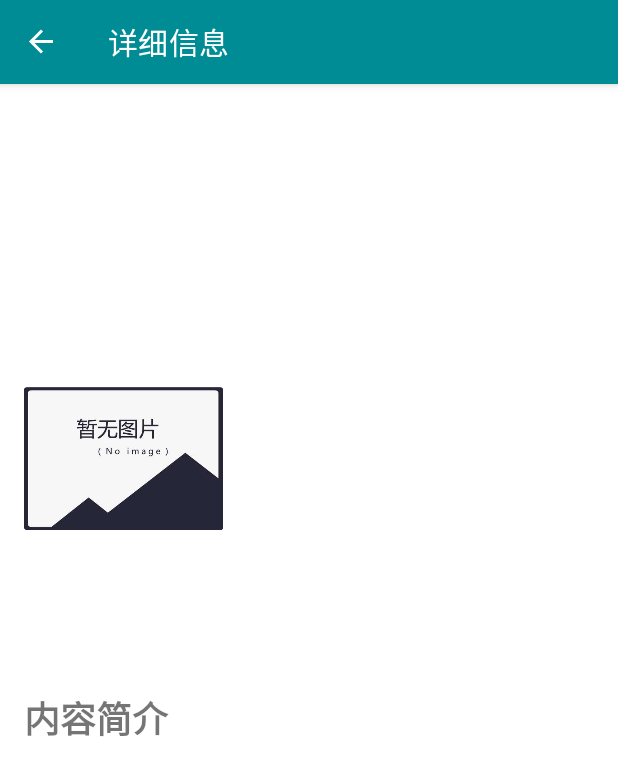
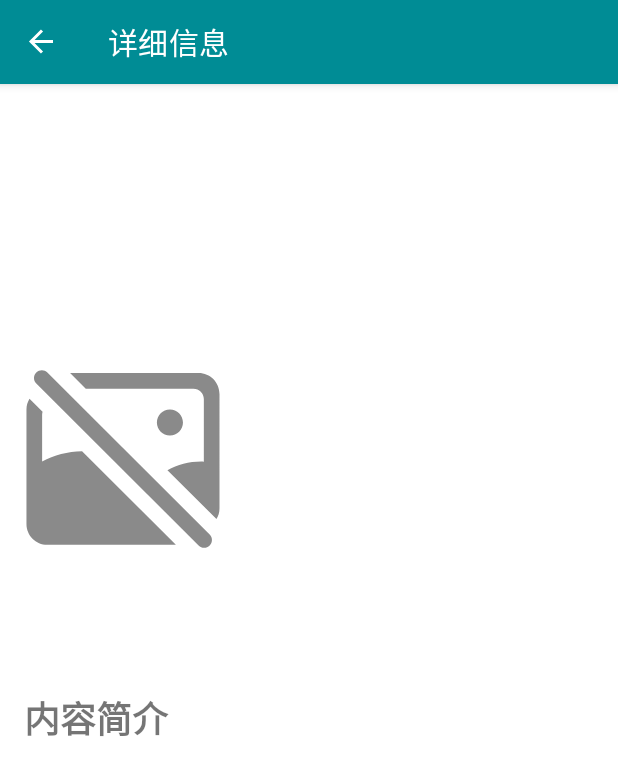
Before and after one commit to rianlu/BooksSearch, an Android app: the DetailFragment screen opened through its navigation route, on a phone screen of 412 x 824 dp. Shown: the top 775 px of the screen. Run offline under Robolectric (Android 15) with nearby library versions, the phone set to English and light mode, and no system bars; our stand-ins replace data binding, navigation-ui; pictures from the network do not load; 8 statements that could not run were skipped.

Commit message:
update default image

```diff
--- a/app/src/main/java/com/example/l/bookssearch/DetailFragment.java
+++ b/app/src/main/java/com/example/l/bookssearch/DetailFragment.java
@@ -60,7 +60,7 @@ public class DetailFragment extends Fragment {
         if (bundle != null) {
             Book book = bundle.getParcelable("currentBook");
             if (book != null) {
-                detailBook.setNum(book.getNum());
+                 detailBook.setNum(book.getNum());
             }
         }
         binding.tvNum.setText(detailBook.getNum());
--- /dev/null
+++ b/app/src/main/res/drawable/ic_no_image.xml
@@ -0,0 +1,9 @@
+<vector xmlns:android="http://schemas.android.com/apk/res/android"
+    android:width="32dp"
+    android:height="32dp"
+    android:viewportWidth="1024"
+    android:viewportHeight="1024">
+  <path
+      android:pathData="M990.31,823.65L738.08,572c51.62,-28.25 110.87,-44.32 173.92,-44.32 4.54,0 8.94,0.59 13.42,0.78L925.43,206.3c0,-29.57 -24.05,-53.53 -53.69,-53.53L317.82,152.76l-80.56,-80.37L898.56,72.4c59.3,0 107.38,47.97 107.38,107.14L1005.94,768.67c0,20.22 -5.8,38.94 -15.63,54.98v0zM750.91,259.86c37.07,0 67.11,29.97 67.11,66.98 0,36.96 -30.04,66.95 -67.11,66.95 -37.07,0 -67.11,-29.99 -67.11,-66.95 0,-37.01 30.04,-66.98 67.11,-66.98zM955.42,959.24c-15.73,15.7 -41.23,15.7 -56.96,0L63.28,126.06c-15.73,-15.69 -15.73,-41.13 0,-56.82 15.73,-15.67 41.23,-15.67 56.96,0l835.17,833.2c15.7,15.7 15.7,41.11 0,56.81v-0.01zM93.24,286.63L93.24,822.29 93.24,527.68C154.68,494.9 224.64,476.13 298.81,474.66L781.46,956.17L120.08,956.17c-59.3,0 -107.38,-47.99 -107.38,-107.15L12.7,259.86c0,-20.19 5.93,-38.88 15.68,-55l67.19,67.03c-1.37,4.71 -2.34,9.61 -2.34,14.76h0z"
+      android:fillColor="#8a8a8a"/>
+</vector>
--- a/app/src/main/res/layout/fragment_detail.xml
+++ b/app/src/main/res/layout/fragment_detail.xml
@@ -54,7 +54,7 @@
                 android:layout_height="0dp"
                 android:layout_marginStart="16dp"
                 android:layout_marginEnd="16dp"
-                android:src="@drawable/default_preview"
+                android:src="@drawable/ic_no_image"
                 app:layout_constraintBottom_toTopOf="@+id/guideline12"
                 app:layout_constraintDimensionRatio="1:1"
                 app:layout_constraintEnd_toStartOf="@+id/guideline11"
```
Also changed, not shown: app/src/main/res/drawable/default_preview.jpg (deleted).
